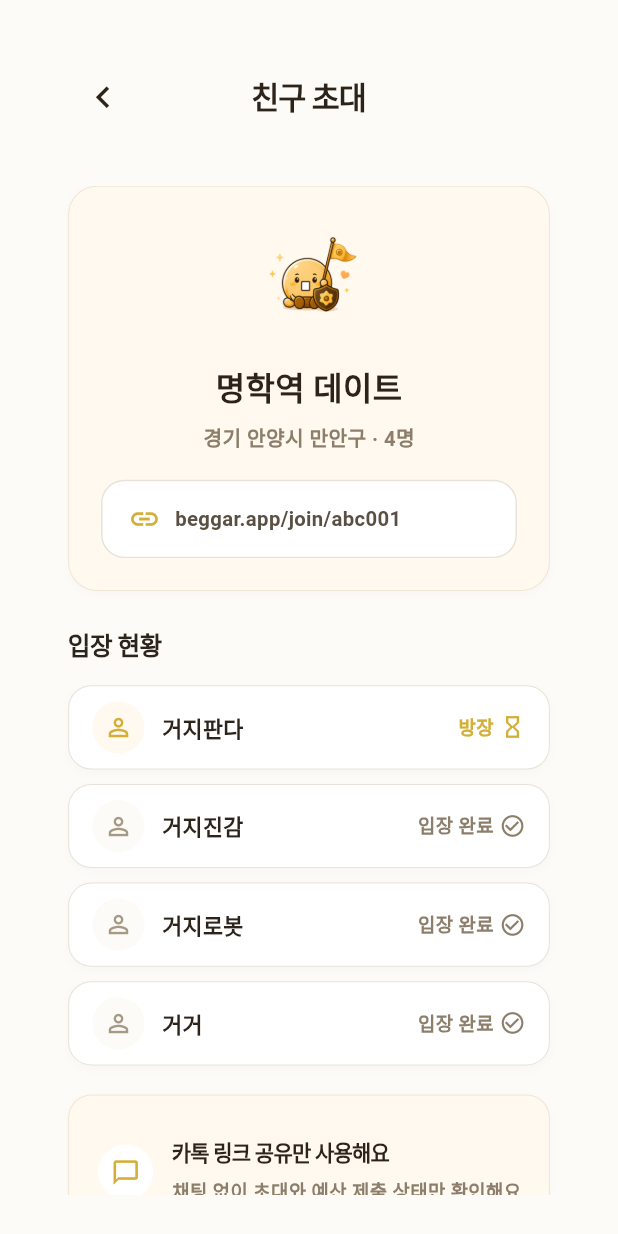
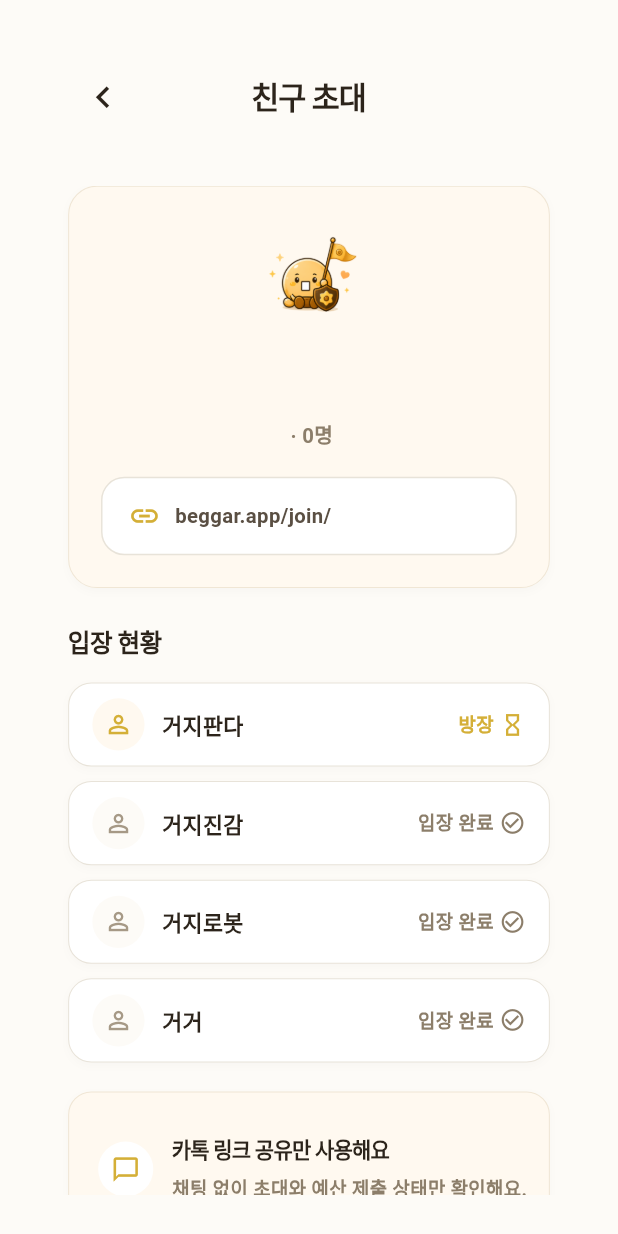
Before and after one commit to Sungeun0318/beggar-frontend, a Flutter app: the InviteRoomScreen widget shown alone on an empty page, opened directly with empty values, on a phone screen of 412 x 824 dp. Run offline on Flutter 3.47's test engine with Material 3 defaults, Android fonts, the phone set to English and light mode, and no system bars; our stand-ins replace geolocator, shared_preferences; missing offline and left inert: kakao_flutter_sdk_user; accounts and stored records are empty; Roboto replaces fonts that are missing (Pretendard).

Commit message:
fix : create_room_screen.dart 에서 import invite_room_screen.dart 친구초대화면 불러오기

```diff
--- a/lib/features/room/invite_room_screen.dart
+++ b/lib/features/room/invite_room_screen.dart
@@ -14,11 +14,20 @@ import 'package:beggar_app/shared/widgets/primary_button.dart';
 import 'package:beggar_app/shared/widgets/section_title.dart';
 
 class InviteRoomScreen extends StatelessWidget {
+  final String roomName;
+  final String location;
+  final int maxMemberCount;
+  final String inviteCode;
+
   final VoidCallback onBack;
   final VoidCallback onNext;
 
   const InviteRoomScreen({
     super.key,
+    required this.roomName,
+    required this.location,
+    required this.maxMemberCount,
+    required this.inviteCode,
     required this.onBack,
     required this.onNext,
   });
@@ -54,16 +63,18 @@ class InviteRoomScreen extends StatelessWidget {
                           fit: BoxFit.contain,
                         ),
                         const SizedBox(height: 16),
+                        // 🌟 진짜 백엔드 방 이름 반영!
                         Text(
-                          MockDb.room.name,
+                          roomName,
                           style: const TextStyle(
                             fontSize: 22,
                             fontWeight: FontWeight.w800,
                           ),
                         ),
                         const SizedBox(height: 8),
+                        // 🌟 진짜 백엔드 장소 및 최대 인원 반영!
                         Text(
-                          '${MockDb.room.location} · ${MockDb.room.memberCount}명',
+                          '$location · $maxMemberCount명',
                           style: const TextStyle(
                             fontSize: 14,
                             color: AppColors.sub,
@@ -89,12 +100,17 @@ class InviteRoomScreen extends StatelessWidget {
                                 size: 22,
                               ),
                               const SizedBox(width: 10),
-                              Text(
-                                'beggar.app/join/${MockDb.room.code}',
-                                style: const TextStyle(
-                                  fontSize: 14,
-                                  fontWeight: FontWeight.w700,
-                                  color: AppColors.darkSub,
+                              // 🌟 가로 화면 터짐 억까를 방어하기 위해 Expanded와 Text옵션 추가!
+                              Expanded(
+                                child: Text(
+                                  'beggar.app/join/$inviteCode', // 🎲 자바가 준 진짜 생성 코드 안착!
+                                  style: const TextStyle(
+                                    fontSize: 14,
+                                    fontWeight: FontWeight.w700,
+                                    color: AppColors.darkSub,
+                                  ),
+                                  overflow: TextOverflow.ellipsis,
+                                  maxLines: 1,
                                 ),
                               ),
                             ],
@@ -110,7 +126,7 @@ class InviteRoomScreen extends StatelessWidget {
                   ),
                   const SizedBox(height: 14),
                   ...MockDb.members.map(
-                    (member) => ParticipantTile(
+                        (member) => ParticipantTile(
                       name: member.name,
                       status: member.mine ? '방장' : '입장 완료',
                       active: member.mine,
--- a/lib/prototype_shell.dart
+++ b/lib/prototype_shell.dart
@@ -146,6 +146,10 @@ class _PrototypeShellState extends State<PrototypeShell> {
         );
       case PrototypePage.invite:
         child = InviteRoomScreen(
+          roomName: '테스트 거지방',
+          location: '명학역',
+          maxMemberCount: 4,
+          inviteCode: 'abc001', // 🎲 프로토타입 셸용 임시 더미 코드
           onBack: () => _go(PrototypePage.createRoom),
           onNext: () => _go(PrototypePage.budgetInput),
         );
```
Also changed, not shown: lib/features/room/create_room_screen.dart (+32 -13 lines), pubspec.lock.
